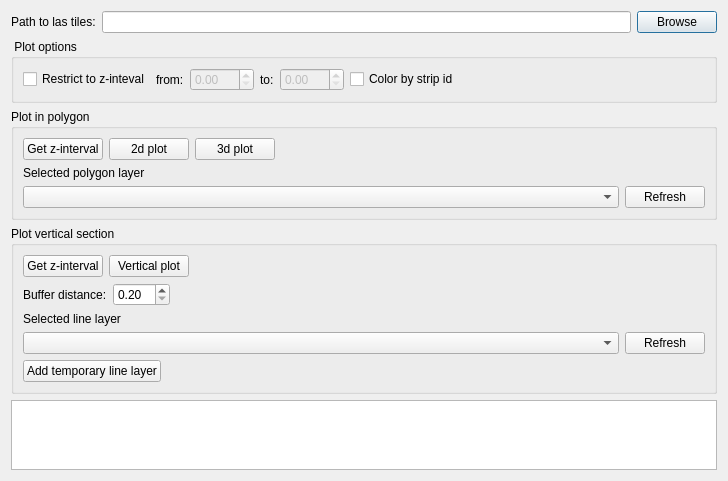
Above: pcplot/Ui_PcPlot.ui from SDFIdk/DHMQC before the change. Below: the same form after it.
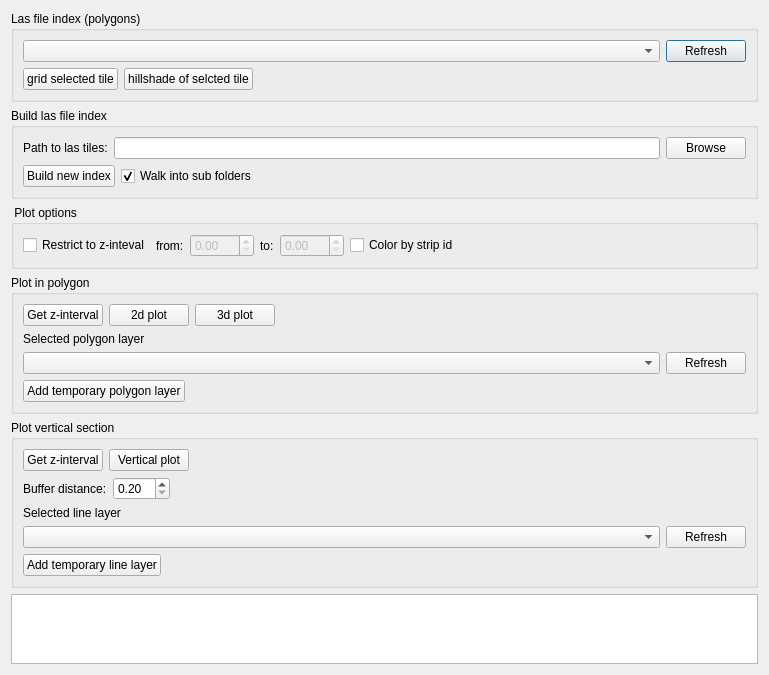
That is the form after the change.

```diff
--- a/pcplot/Ui_PcPlot.ui
+++ b/pcplot/Ui_PcPlot.ui
@@ -6,8 +6,8 @@
    <rect>
     <x>0</x>
     <y>0</y>
-    <width>728</width>
-    <height>474</height>
+    <width>769</width>
+    <height>625</height>
    </rect>
   </property>
   <property name="windowTitle">
@@ -15,6 +15,84 @@
   </property>
   <layout class="QVBoxLayout" name="verticalLayout">
    <item>
+    <widget class="QGroupBox" name="groupBox_4">
+     <property name="title">
+      <string>Las file index (polygons)</string>
+     </property>
+     <layout class="QVBoxLayout" name="verticalLayout_5">
+      <item>
+       <layout class="QHBoxLayout" name="horizontalLayout_6">
+        <item>
+         <widget class="QComboBox" name="cb_indexlayers"/>
+        </item>
+        <item>
+         <widget class="QPushButton" name="bt_refresh_index_layer">
+          <property name="sizePolicy">
+           <sizepolicy hsizetype="Fixed" vsizetype="Fixed">
+            <horstretch>0</horstretch>
+            <verstretch>0</verstretch>
+           </sizepolicy>
+          </property>
+          <property name="text">
+           <string>Refresh</string>
+          </property>
+         </widget>
+        </item>
+       </layout>
+      </item>
+      <item>
+       <layout class="QHBoxLayout" name="horizontalLayout_7">
+        <item>
+         <widget class="QPushButton" name="bt_grid_tile">
+          <property name="sizePolicy">
+           <sizepolicy hsizetype="Fixed" vsizetype="Fixed">
+            <horstretch>0</horstretch>
+            <verstretch>0</verstretch>
+           </sizepolicy>
+          </property>
+          <property name="text">
+           <string>grid selected tile</string>
+          </property>
+         </widget>
+        </item>
+        <item>
+         <widget class="QPushButton" name="bt_hillshade_tile">
+          <property name="sizePolicy">
+           <sizepolicy hsizetype="Fixed" vsizetype="Fixed">
+            <horstretch>0</horstretch>
+            <verstretch>0</verstretch>
+           </sizepolicy>
+          </property>
+          <property name="text">
+           <string>hillshade of selcted tile</string>
+          </property>
+         </widget>
+        </item>
+        <item>
+         <spacer name="horizontalSpacer_4">
+          <property name="orientation">
+           <enum>Qt::Horizontal</enum>
+          </property>
+          <property name="sizeHint" stdset="0">
+           <size>
+            <width>40</width>
+            <height>20</height>
+           </size>
+          </property>
+         </spacer>
+        </item>
+       </layout>
+      </item>
+     </layout>
+    </widget>
+   </item>
+   <item>
+    <widget class="QGroupBox" name="groupBox_5">
+     <property name="title">
+      <string>Build las file index</string>
+     </property>
+     <layout class="QVBoxLayout" name="verticalLayout_4">
+      <item>
     <layout class="QFormLayout" name="formLayout">
      <property name="fieldGrowthPolicy">
       <enum>QFormLayout::AllNonFixedFieldsGrow</enum>
@@ -43,6 +121,36 @@
     </layout>
    </item>
    <item>
+       <layout class="QHBoxLayout" name="horizontalLayout_8">
+        <item>
+         <widget class="QPushButton" name="bt_build_index">
+          <property name="sizePolicy">
+           <sizepolicy hsizetype="Fixed" vsizetype="Fixed">
+            <horstretch>0</horstretch>
+            <verstretch>0</verstretch>
+           </sizepolicy>
+          </property>
+          <property name="text">
+           <string>Build new index</string>
+          </property>
+         </widget>
+        </item>
+        <item>
+         <widget class="QCheckBox" name="chb_walk_folders">
+          <property name="text">
+           <string>Walk into sub folders</string>
+          </property>
+          <property name="checked">
+           <bool>true</bool>
+          </property>
+         </widget>
+        </item>
+       </layout>
+      </item>
+     </layout>
+    </widget>
+   </item>
+   <item>
     <widget class="QGroupBox" name="groupBox_2">
      <property name="title">
       <string> Plot options</string>
@@ -208,6 +316,19 @@
         </item>
        </layout>
       </item>
+      <item>
+       <widget class="QPushButton" name="bt_add_polygon_layer">
+        <property name="sizePolicy">
+         <sizepolicy hsizetype="Fixed" vsizetype="Fixed">
+          <horstretch>0</horstretch>
+          <verstretch>0</verstretch>
+         </sizepolicy>
+        </property>
+        <property name="text">
+         <string>Add temporary polygon layer</string>
+        </property>
+       </widget>
+      </item>
      </layout>
     </widget>
    </item>
```
Lines whose indentation alone changed are shown as unchanged.
